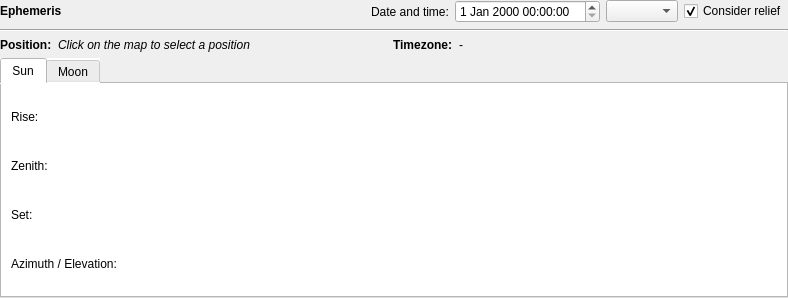
First picture: the form in EphemToolWidget.ui, repository kadas-albireo/kadas-albireo2, before the edit.
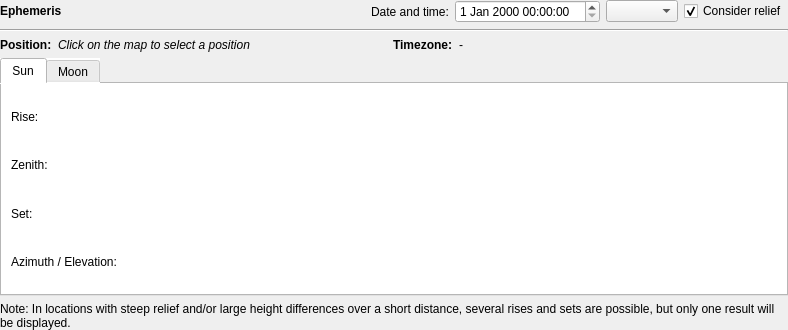
Second picture: the form after the edit. Icons and pictures are not drawn.

Commit message: Update translations, add note regarding possibility of multiple rises and sets

```diff
--- a/EphemToolWidget.ui
+++ b/EphemToolWidget.ui
@@ -7,7 +7,7 @@
     <x>0</x>
     <y>0</y>
     <width>788</width>
-    <height>298</height>
+    <height>330</height>
    </rect>
   </property>
   <layout class="QVBoxLayout" name="verticalLayout">
@@ -395,6 +395,16 @@
      </widget>
     </widget>
    </item>
+   <item>
+    <widget class="QLabel" name="label_3">
+     <property name="text">
+      <string>&lt;html&gt;&lt;head/&gt;&lt;body&gt;&lt;p&gt;Note: In locations with steep relief and/or large height differences over a short distance, several rises and sets are possible, but only one result will be displayed.&lt;/p&gt;&lt;/body&gt;&lt;/html&gt;</string>
+     </property>
+     <property name="wordWrap">
+      <bool>true</bool>
+     </property>
+    </widget>
+   </item>
   </layout>
  </widget>
  <resources>
```
The commit also changes 4 other files.
